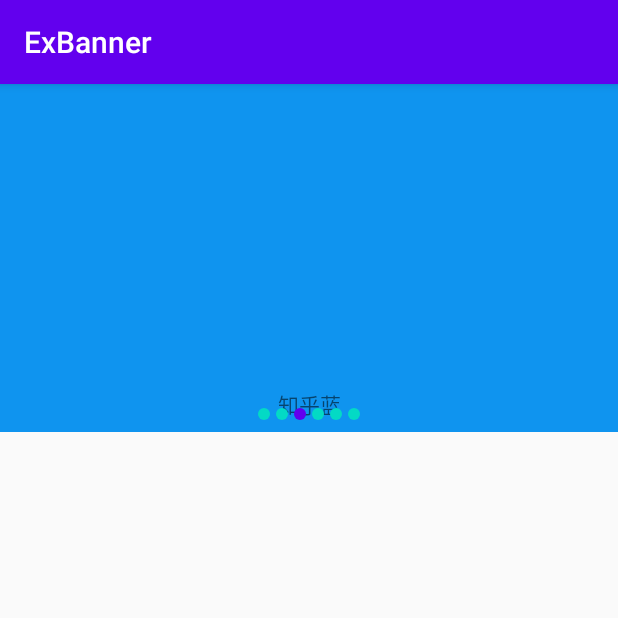
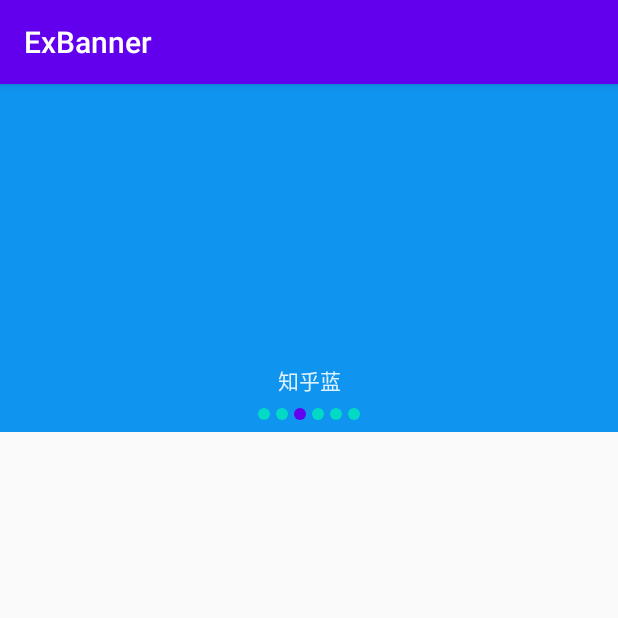
Before and after one commit to lecymeng/ExBanner, an Android app: the screen it shows after launch (MainActivity), on a phone screen of 412 x 824 dp, the top half of it. Run offline under Robolectric (Android 15) with nearby library versions, the phone set to English and light mode, and no system bars.

Commit message:
fixed text margin and color

```diff
--- a/app/src/main/res/layout/item_color_banner.xml
+++ b/app/src/main/res/layout/item_color_banner.xml
@@ -18,7 +18,8 @@
         android:id="@+id/descView"
         android:layout_width="wrap_content"
         android:layout_height="wrap_content"
-        android:layout_marginBottom="8dp"
+        android:layout_marginBottom="24dp"
+        android:textColor="#dfffffff"
         app:layout_constraintBottom_toBottomOf="parent"
         app:layout_constraintEnd_toEndOf="parent"
         app:layout_constraintStart_toStartOf="parent" />
--- a/app/src/main/res/layout/item_image_banner.xml
+++ b/app/src/main/res/layout/item_image_banner.xml
@@ -9,6 +9,7 @@
         android:id="@+id/imageView"
         android:layout_width="0dp"
         android:layout_height="0dp"
+        android:scaleType="centerCrop"
         app:layout_constraintBottom_toBottomOf="parent"
         app:layout_constraintEnd_toEndOf="parent"
         app:layout_constraintStart_toStartOf="parent"
@@ -18,7 +19,8 @@
         android:id="@+id/descView"
         android:layout_width="wrap_content"
         android:layout_height="wrap_content"
-        android:layout_marginBottom="8dp"
+        android:textColor="#dfffffff"
+        android:layout_marginBottom="24dp"
         app:layout_constraintBottom_toBottomOf="parent"
         app:layout_constraintEnd_toEndOf="parent"
         app:layout_constraintStart_toStartOf="parent" />
```
